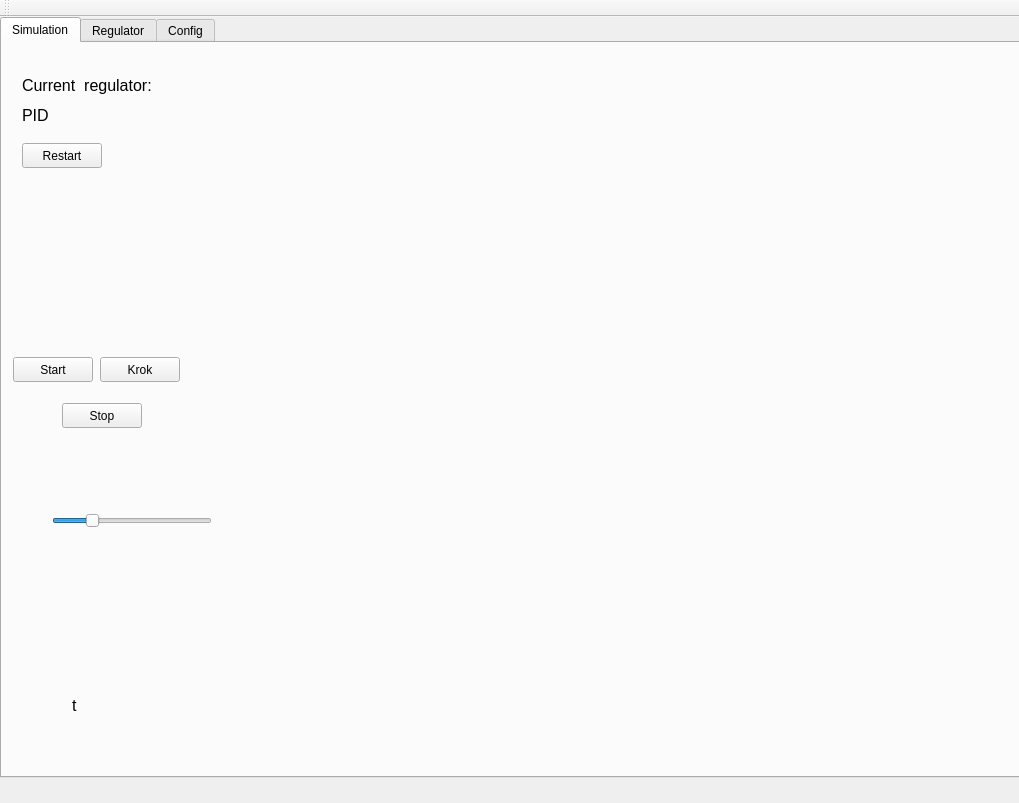
Above: mainwindow.ui from kajakIYD/PSS_Proj before the change. Below: the same form after it.
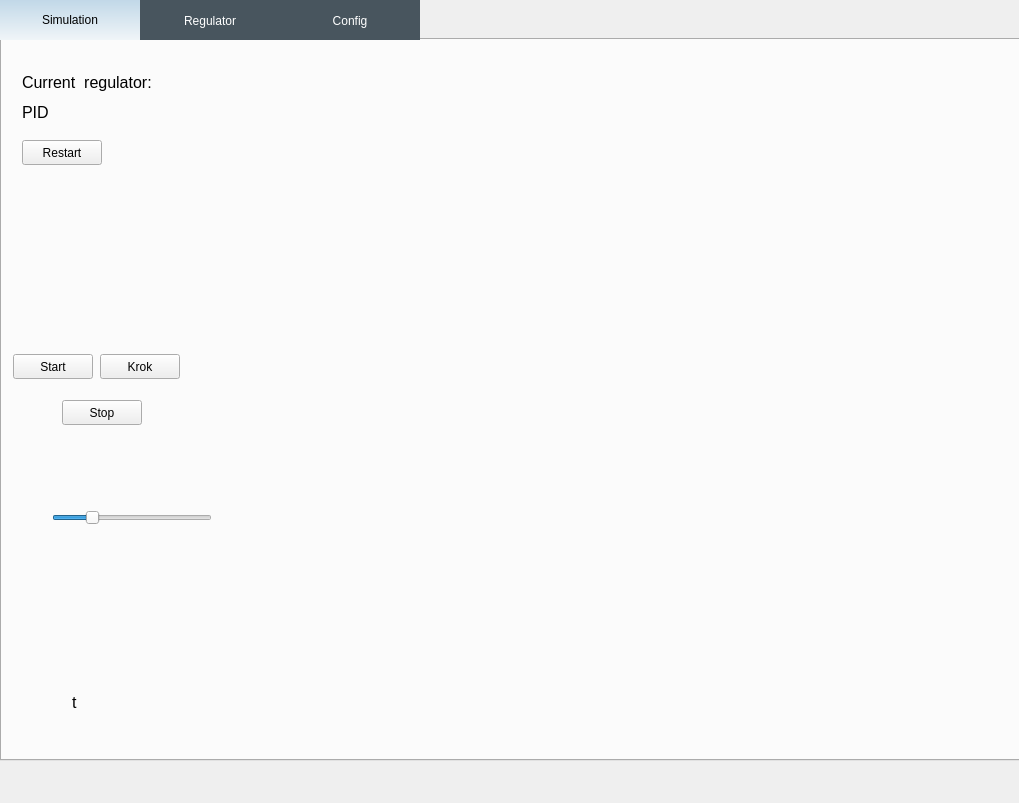
That is the form after the change. The open tabs and pages were chosen to show the change. Custom widgets are drawn as their Qt base class.

Commit message: Add stylesheet to mainwindow.ui tab bars

What changed in the file:
```diff
--- a/mainwindow.ui
+++ b/mainwindow.ui
@@ -26,6 +26,25 @@
       <height>761</height>
      </rect>
     </property>
+    <property name="styleSheet">
+     <string notr="true">QTabBar::tab 
+{
+    background: #48555E;
+    color: white;   
+    border-color: #48555E;
+	width: 140%;
+	height: 40px;
+}
+
+QTabBar::tab:selected, 
+QTabBar::tab:hover 
+{
+    border-top-color: #1D2A32;
+    border-color: #40494E;
+    color: black;
+    background: qlineargradient(x1: 0, y1: 0, x2: 0, y2: 1, stop: 0 #C1D8E8, stop: 1 #F0F5F8); 
+}</string>
+    </property>
     <property name="currentIndex">
      <number>1</number>
     </property>
@@ -1256,24 +1275,6 @@
     </widget>
    </widget>
   </widget>
-  <widget class="QMenuBar" name="menuBar">
-   <property name="geometry">
-    <rect>
-     <x>0</x>
-     <y>0</y>
-     <width>1019</width>
-     <height>26</height>
-    </rect>
-   </property>
-  </widget>
-  <widget class="QToolBar" name="mainToolBar">
-   <attribute name="toolBarArea">
-    <enum>TopToolBarArea</enum>
-   </attribute>
-   <attribute name="toolBarBreak">
-    <bool>false</bool>
-   </attribute>
-  </widget>
  </widget>
  <layoutdefault spacing="6" margin="11"/>
  <customwidgets>
```
Left out of the diff: 2 changed lines with no effect on the pictures.
